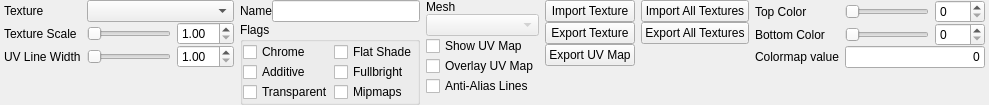
SamVanheer/HalfLifeAssetManager, file src/hlam/plugins/halflife/studiomodel/ui/dockpanels/TexturesPanel.ui: the form before one commit.
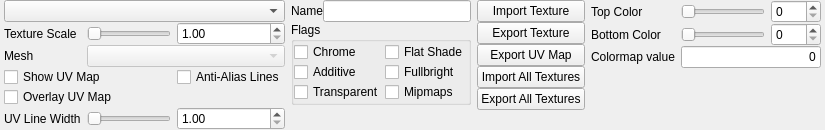
The form after the commit.

Commit message: Reorganize Textures panel

What changed in the file:
```diff
--- a/src/hlam/plugins/halflife/studiomodel/ui/dockpanels/TexturesPanel.ui
+++ b/src/hlam/plugins/halflife/studiomodel/ui/dockpanels/TexturesPanel.ui
@@ -6,8 +6,8 @@
    <rect>
     <x>0</x>
     <y>0</y>
-    <width>843</width>
-    <height>90</height>
+    <width>679</width>
+    <height>120</height>
    </rect>
   </property>
   <property name="windowTitle">
@@ -30,45 +30,119 @@
     <number>0</number>
    </property>
    <item>
-    <widget class="QWidget" name="TexturesWidget" native="true">
-     <property name="sizePolicy">
-      <sizepolicy hsizetype="Preferred" vsizetype="Preferred">
-       <horstretch>0</horstretch>
-       <verstretch>0</verstretch>
-      </sizepolicy>
-     </property>
-     <property name="minimumSize">
-      <size>
-       <width>0</width>
-       <height>0</height>
-      </size>
-     </property>
-     <property name="maximumSize">
-      <size>
-       <width>16777215</width>
-       <height>16777215</height>
-      </size>
-     </property>
-     <layout class="QGridLayout" name="gridLayout">
-      <property name="sizeConstraint">
-       <enum>QLayout::SetDefaultConstraint</enum>
-      </property>
-      <property name="leftMargin">
-       <number>0</number>
-      </property>
-      <property name="topMargin">
-       <number>0</number>
-      </property>
+    <layout class="QGridLayout" name="gridLayout_4">
       <property name="rightMargin">
        <number>0</number>
       </property>
-      <property name="bottomMargin">
-       <number>0</number>
-      </property>
       <property name="verticalSpacing">
        <number>0</number>
       </property>
-      <item row="3" column="3">
+     <item row="3" column="0">
+      <widget class="QLabel" name="label_7">
+       <property name="text">
+        <string>Mesh</string>
+       </property>
+      </widget>
+     </item>
+     <item row="1" column="0">
+      <widget class="QLabel" name="label">
+       <property name="text">
+        <string>Texture Scale</string>
+       </property>
+      </widget>
+     </item>
+     <item row="3" column="1" colspan="2">
+      <widget class="QComboBox" name="Meshes">
+       <property name="enabled">
+        <bool>false</bool>
+       </property>
+       <property name="sizePolicy">
+        <sizepolicy hsizetype="Preferred" vsizetype="Fixed">
+         <horstretch>0</horstretch>
+         <verstretch>0</verstretch>
+        </sizepolicy>
+       </property>
+       <property name="minimumSize">
+        <size>
+         <width>100</width>
+         <height>0</height>
+        </size>
+       </property>
+       <property name="maximumSize">
+        <size>
+         <width>16777215</width>
+         <height>16777215</height>
+        </size>
+       </property>
+      </widget>
+     </item>
+     <item row="8" column="0" colspan="3">
+      <spacer name="verticalSpacer">
+       <property name="orientation">
+        <enum>Qt::Vertical</enum>
+       </property>
+       <property name="sizeHint" stdset="0">
+        <size>
+         <width>20</width>
+         <height>0</height>
+        </size>
+       </property>
+      </spacer>
+     </item>
+     <item row="0" column="0" colspan="3">
+      <widget class="QComboBox" name="Textures">
+       <property name="sizePolicy">
+        <sizepolicy hsizetype="Preferred" vsizetype="Fixed">
+         <horstretch>0</horstretch>
+         <verstretch>0</verstretch>
+        </sizepolicy>
+       </property>
+       <property name="minimumSize">
+        <size>
+         <width>100</width>
+         <height>0</height>
+        </size>
+       </property>
+       <property name="maximumSize">
+        <size>
+         <width>16777215</width>
+         <height>16777215</height>
+        </size>
+       </property>
+      </widget>
+     </item>
+     <item row="1" column="1">
+      <widget class="QSlider" name="ScaleTextureViewSlider">
+       <property name="sizePolicy">
+        <sizepolicy hsizetype="Preferred" vsizetype="Fixed">
+         <horstretch>0</horstretch>
+         <verstretch>0</verstretch>
+        </sizepolicy>
+       </property>
+       <property name="minimumSize">
+        <size>
+         <width>0</width>
+         <height>0</height>
+        </size>
+       </property>
+       <property name="maximumSize">
+        <size>
+         <width>16777215</width>
+         <height>16777215</height>
+        </size>
+       </property>
+       <property name="minimum">
+        <number>1</number>
+       </property>
+       <property name="maximum">
+        <number>20</number>
+       </property>
+       <property name="orientation">
+        <enum>Qt::Horizontal</enum>
+       </property>
+      </widget>
+     </item>
+     <item row="1" column="2">
        <widget class="QDoubleSpinBox" name="ScaleTextureViewSpinner">
         <property name="minimum">
          <double>1.000000000000000</double>
@@ -78,51 +152,35 @@
         </property>
        </widget>
       </item>
-      <item row="5" column="1" colspan="3">
-       <spacer name="verticalSpacer">
-        <property name="orientation">
-         <enum>Qt::Vertical</enum>
-        </property>
-        <property name="sizeHint" stdset="0">
-         <size>
-          <width>20</width>
-          <height>0</height>
-         </size>
-        </property>
-       </spacer>
-      </item>
-      <item row="4" column="3">
-       <widget class="QDoubleSpinBox" name="UVLineWidthSpinner">
-        <property name="minimum">
-         <double>1.000000000000000</double>
-        </property>
-        <property name="maximum">
-         <double>10.000000000000000</double>
-        </property>
-       </widget>
-      </item>
-      <item row="0" column="1">
-       <widget class="QLabel" name="label_6">
+     <item row="4" column="2">
+      <widget class="QCheckBox" name="AntiAliasLines">
+       <property name="text">
+        <string>Anti-Alias Lines</string>
+       </property>
+      </widget>
+     </item>
+     <item row="4" column="0" colspan="2">
+      <widget class="QCheckBox" name="ShowUVMap">
+       <property name="text">
+        <string>Show UV Map</string>
+       </property>
+      </widget>
+     </item>
+     <item row="5" column="0" colspan="2">
+      <widget class="QCheckBox" name="OverlayUVMap">
         <property name="text">
-         <string>Texture</string>
+        <string>Overlay UV Map</string>
         </property>
        </widget>
       </item>
-      <item row="4" column="1">
+     <item row="6" column="0">
        <widget class="QLabel" name="label_2">
         <property name="text">
          <string>UV Line Width</string>
         </property>
        </widget>
       </item>
-      <item row="3" column="1">
-       <widget class="QLabel" name="label">
-        <property name="text">
-         <string>Texture Scale</string>
-        </property>
-       </widget>
-      </item>
-      <item row="4" column="2">
+     <item row="6" column="1">
        <widget class="QSlider" name="UVLineWidthSlider">
         <property name="minimum">
          <number>1</number>
@@ -135,61 +193,17 @@
         </property>
        </widget>
       </item>
-      <item row="3" column="2">
-       <widget class="QSlider" name="ScaleTextureViewSlider">
-        <property name="sizePolicy">
-         <sizepolicy hsizetype="Preferred" vsizetype="Fixed">
-          <horstretch>0</horstretch>
-          <verstretch>0</verstretch>
-         </sizepolicy>
-        </property>
-        <property name="minimumSize">
-         <size>
-          <width>0</width>
-          <height>0</height>
-         </size>
-        </property>
-        <property name="maximumSize">
-         <size>
-          <width>16777215</width>
-          <height>16777215</height>
-         </size>
-        </property>
+     <item row="6" column="2">
+      <widget class="QDoubleSpinBox" name="UVLineWidthSpinner">
         <property name="minimum">
-         <number>1</number>
+        <double>1.000000000000000</double>
         </property>
         <property name="maximum">
-         <number>20</number>
-        </property>
-        <property name="orientation">
-         <enum>Qt::Horizontal</enum>
-        </property>
-       </widget>
-      </item>
-      <item row="0" column="2" colspan="2">
-       <widget class="QComboBox" name="Textures">
-        <property name="sizePolicy">
-         <sizepolicy hsizetype="Preferred" vsizetype="Fixed">
-          <horstretch>0</horstretch>
-          <verstretch>0</verstretch>
-         </sizepolicy>
-        </property>
-        <property name="minimumSize">
-         <size>
-          <width>100</width>
-          <height>0</height>
-         </size>
-        </property>
-        <property name="maximumSize">
-         <size>
-          <width>16777215</width>
-          <height>16777215</height>
-         </size>
+        <double>10.000000000000000</double>
         </property>
        </widget>
       </item>
      </layout>
-    </widget>
    </item>
    <item>
     <layout class="QGridLayout" name="gridLayout_3">
@@ -327,130 +341,54 @@
      <property name="spacing">
       <number>0</number>
      </property>
-     <property name="leftMargin">
-      <number>0</number>
-     </property>
      <item>
-      <widget class="QLabel" name="label_7">
-       <property name="text">
-        <string>Mesh</string>
-       </property>
-      </widget>
-     </item>
-     <item>
-      <widget class="QComboBox" name="Meshes">
-       <property name="enabled">
-        <bool>false</bool>
-       </property>
-       <property name="sizePolicy">
-        <sizepolicy hsizetype="Preferred" vsizetype="Fixed">
-         <horstretch>0</horstretch>
-         <verstretch>0</verstretch>
-        </sizepolicy>
-       </property>
-       <property name="minimumSize">
-        <size>
-         <width>100</width>
-         <height>0</height>
-        </size>
-       </property>
-       <property name="maximumSize">
-        <size>
-         <width>16777215</width>
-         <height>16777215</height>
-        </size>
-       </property>
-      </widget>
-     </item>
-     <item>
-      <widget class="QCheckBox" name="ShowUVMap">
-       <property name="text">
-        <string>Show UV Map</string>
-       </property>
-      </widget>
-     </item>
-     <item>
-      <widget class="QCheckBox" name="OverlayUVMap">
-       <property name="text">
-        <string>Overlay UV Map</string>
-       </property>
-      </widget>
-     </item>
-     <item>
-      <widget class="QCheckBox" name="AntiAliasLines">
-       <property name="text">
-        <string>Anti-Alias Lines</string>
-       </property>
-      </widget>
-     </item>
-     <item>
-      <spacer name="verticalSpacer_3">
-       <property name="orientation">
-        <enum>Qt::Vertical</enum>
-       </property>
-       <property name="sizeHint" stdset="0">
-        <size>
-         <width>20</width>
-         <height>0</height>
-        </size>
-       </property>
-      </spacer>
-     </item>
-    </layout>
-   </item>
-   <item>
-    <layout class="QGridLayout" name="gridLayout_4">
-     <property name="verticalSpacing">
-      <number>0</number>
-     </property>
-     <item row="0" column="1">
       <widget class="QPushButton" name="ImportTexture">
        <property name="text">
         <string>Import Texture</string>
        </property>
       </widget>
      </item>
-     <item row="2" column="1">
-      <widget class="QPushButton" name="ExportUVMap">
-       <property name="text">
-        <string>Export UV Map</string>
-       </property>
-      </widget>
-     </item>
-     <item row="1" column="1">
+     <item>
       <widget class="QPushButton" name="ExportTexture">
        <property name="text">
         <string>Export Texture</string>
        </property>
       </widget>
      </item>
-     <item row="3" column="1" colspan="2">
-      <spacer name="verticalSpacer_6">
-       <property name="orientation">
-        <enum>Qt::Vertical</enum>
+     <item>
+      <widget class="QPushButton" name="ExportUVMap">
+       <property name="text">
+        <string>Export UV Map</string>
        </property>
-       <property name="sizeHint" stdset="0">
-        <size>
-         <width>20</width>
-         <height>0</height>
-        </size>
-       </property>
-      </spacer>
+      </widget>
      </item>
-     <item row="0" column="2">
+     <item>
       <widget class="QPushButton" name="ImportAllTextures">
        <property name="text">
         <string>Import All Textures</string>
        </property>
       </widget>
      </item>
-     <item row="1" column="2">
+     <item>
       <widget class="QPushButton" name="ExportAllTextures">
        <property name="text">
         <string>Export All Textures</string>
        </property>
       </widget>
      </item>
+     <item>
+      <spacer name="verticalSpacer_6">
+       <property name="orientation">
+        <enum>Qt::Vertical</enum>
+       </property>
+       <property name="sizeHint" stdset="0">
+        <size>
+         <width>20</width>
+         <height>0</height>
+        </size>
+       </property>
+      </spacer>
+     </item>
     </layout>
    </item>
    <item>
```
Left out of the diff: 2 changed lines with no effect on the pictures. Lines whose indentation alone changed are shown as unchanged.
